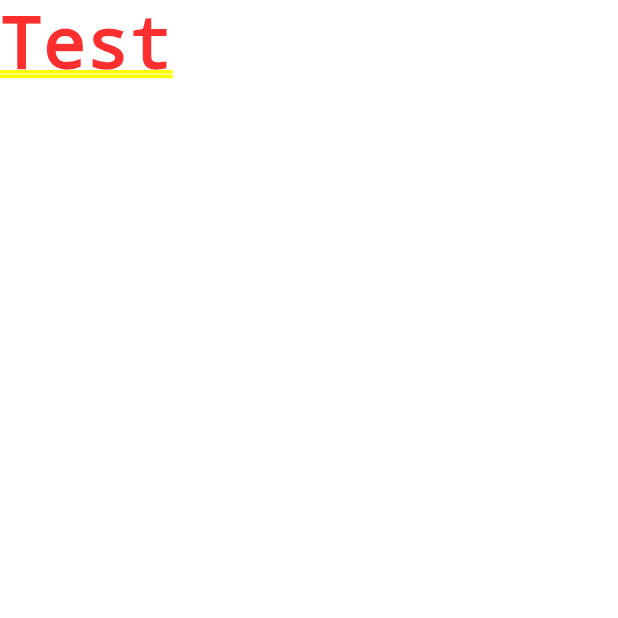
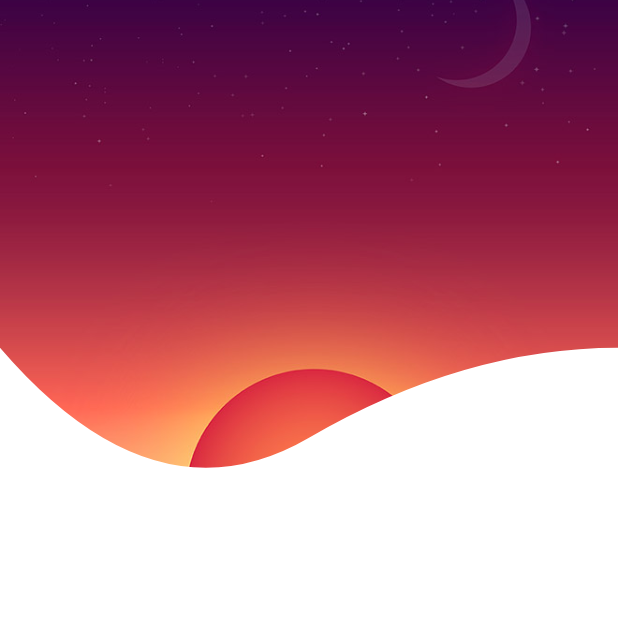
Before and after one commit to mtopolewski/flutter_weather_app, a Flutter app: the screen it shows after launch, on a phone screen of 412 x 824 dp, the top half of it. Run offline on Flutter 3.47's test engine with Material 2 defaults, Android fonts, the phone set to English and light mode, and no system bars.

Commit message:
Work in progress

```diff
--- a/lib/main.dart
+++ b/lib/main.dart
@@ -1,4 +1,5 @@
 import 'package:flutter/material.dart';
+import 'package:flutter_weather_app1/pages/homePage.dart';
 
 void main() {
   runApp(MyApp());
@@ -9,8 +10,6 @@ class MyApp extends StatelessWidget {
 
   @override
   Widget build(BuildContext context) {
-    return MaterialApp(
-      home: Text("Test"),
-    );
+    return MaterialApp(home: HomePage());
   }
 }
--- /dev/null
+++ b/lib/pages/homePage.dart
@@ -0,0 +1,14 @@
+import 'package:flutter/material.dart';
+import 'package:flutter_weather_app1/widgets/imageHeader.dart';
+
+class HomePage extends StatelessWidget {
+  const HomePage({Key? key}) : super(key: key);
+
+  @override
+  Widget build(BuildContext context) {
+    return Scaffold(
+      backgroundColor: Colors.white,
+      body: ImageHeader(),
+    );
+  }
+}
--- /dev/null
+++ b/lib/widgets/imageHeader.dart
@@ -0,0 +1,163 @@
+import 'package:flutter/material.dart';
+
+class ImageHeader extends StatelessWidget {
+  const ImageHeader({Key? key}) : super(key: key);
+
+  @override
+  Widget build(BuildContext context) {
+    return Container(
+      width: double.infinity,
+      height: 0.6 * MediaQuery.of(context).size.height,
+      child: Stack(
+        children: [
+          SizedBox(
+            width: double.infinity,
+            child: Padding(
+              padding: const EdgeInsets.fromLTRB(0, 0, 0, 1),
+              child: Image(
+                fit: BoxFit.fitWidth,
+                image: AssetImage('assets/landscape.jpeg'),
+              ),
+            ),
+          ),
+          Align(
+            alignment: Alignment.bottomCenter,
+            child: Stack(
+              children: [
+                ClipPath(
+                  clipper: FirstClipper(),
+                  child: Container(
+                      height: 300,
+                      width: double.infinity,
+                      color: Color.fromRGBO(255, 255, 255, 1)),
+                ),
+                ClipPath(
+                  clipper: SecondClipper(),
+                  child: Container(
+                      height: 300,
+                      width: double.infinity,
+                      color: Color.fromRGBO(255, 255, 255, 120)),
+                ),
+                ClipPath(
+                  clipper: ThirdClipper(),
+                  child: Container(
+                      height: 300,
+                      width: double.infinity,
+                      color: Color.fromRGBO(255, 255, 255, 120)),
+                ),
+              ],
+            ),
+          )
+        ],
+      ),
+    );
+  }
+}
+
+class FirstClipper extends CustomClipper<Path> {
+  @override
+  getClip(Size size) {
+    var g1 = 40;
+    var d1 = 2 * g1;
+    var g2 = 1 * g1;
+    var curvePositionY = 6 / 8;
+    var path = new Path();
+    path.lineTo(0, curvePositionY * size.height);
+
+    var firstControlPoint =
+        Offset(size.width / 6, curvePositionY * size.height - g1);
+    var firstEndPoint = Offset(size.width / 3, curvePositionY * size.height);
+    var secondControlPoint =
+        Offset(3 * size.width / 4, curvePositionY * size.height + d1);
+    var secondEndPoint = Offset(size.width, curvePositionY * size.height - g2);
+
+    path.quadraticBezierTo(firstControlPoint.dx, firstControlPoint.dy,
+        firstEndPoint.dx, firstEndPoint.dy);
+    path.quadraticBezierTo(secondControlPoint.dx, secondControlPoint.dy,
+        secondEndPoint.dx, secondEndPoint.dy);
+
+    path.lineTo(size.width, curvePositionY * size.height);
+    path.lineTo(size.width, size.height);
+    path.lineTo(0, size.height);
+
+    path.close();
+    return path;
+  }
+
+  @override
+  bool shouldReclip(CustomClipper oldClipper) {
+    return true;
+  }
+}
+
+class SecondClipper extends CustomClipper<Path> {
+  @override
+  getClip(Size size) {
+    var d1 = 120;
+    var g1 = 80;
+    var curvePositionY = 1 / 8;
+    var path = new Path();
+    path.lineTo(0, curvePositionY * size.height);
+
+    var firstControlPoint =
+        Offset(size.width / 4, curvePositionY * size.height + d1);
+    var firstEndPoint =
+        Offset(size.width / 2, curvePositionY * size.height + d1 / 2);
+    var secondControlPoint =
+        Offset(3 * size.width / 4, curvePositionY * size.height);
+    var secondEndPoint = Offset(size.width, curvePositionY * size.height);
+
+    path.quadraticBezierTo(firstControlPoint.dx, firstControlPoint.dy,
+        firstEndPoint.dx, firstEndPoint.dy);
+    path.quadraticBezierTo(secondControlPoint.dx, secondControlPoint.dy,
+        secondEndPoint.dx, secondEndPoint.dy);
+
+    path.lineTo(size.width, curvePositionY * size.height);
+    path.lineTo(size.width, size.height);
+    path.lineTo(0, size.height);
+
+    path.close();
+    return path;
+  }
+
+  @override
+  bool shouldReclip(CustomClipper oldClipper) {
+    return true;
+  }
+}
+
+class ThirdClipper extends CustomClipper<Path> {
+  @override
+  getClip(Size size) {
+    var d1 = 40;
+    var g1 = 90;
+    var curvePositionY = 4 / 8;
+    var path = new Path();
+    path.lineTo(0, curvePositionY * size.height);
+
+    var firstControlPoint =
+        Offset(size.width / 4, curvePositionY * size.height + d1);
+    var firstEndPoint =
+        Offset(size.width / 2, curvePositionY * size.height + d1 / 2);
+    var secondControlPoint =
+        Offset(3 * size.width / 4, curvePositionY * size.height);
+    var secondEndPoint = Offset(size.width, curvePositionY * size.height - g1);
+
+    path.quadraticBezierTo(firstControlPoint.dx, firstControlPoint.dy,
+        firstEndPoint.dx, firstEndPoint.dy);
+    path.quadraticBezierTo(secondControlPoint.dx, secondControlPoint.dy,
+        secondEndPoint.dx, secondEndPoint.dy);
+
+    path.lineTo(size.width, curvePositionY * size.height);
+    path.lineTo(size.width, size.height);
+    path.lineTo(0, size.height);
+
+    path.close();
+    return path;
+  }
+
+  @override
+  bool shouldReclip(CustomClipper oldClipper) {
+    return true;
+  }
+}
--- a/pubspec.yaml
+++ b/pubspec.yaml
@@ -44,10 +44,8 @@ flutter:
   # the material Icons class.
   uses-material-design: true
 
-  # To add assets to your application, add an assets section, like this:
-  # assets:
-  #   - images/a_dot_burr.jpeg
-  #   - images/a_dot_ham.jpeg
+  assets:
+    - assets/landscape.jpeg
 
   # An image asset can refer to one or more resolution-specific "variants", see
   # https://flutter.dev/assets-and-images/#resolution-aware.
```
Also changed, not shown: assets/landscape.jpeg (added).
